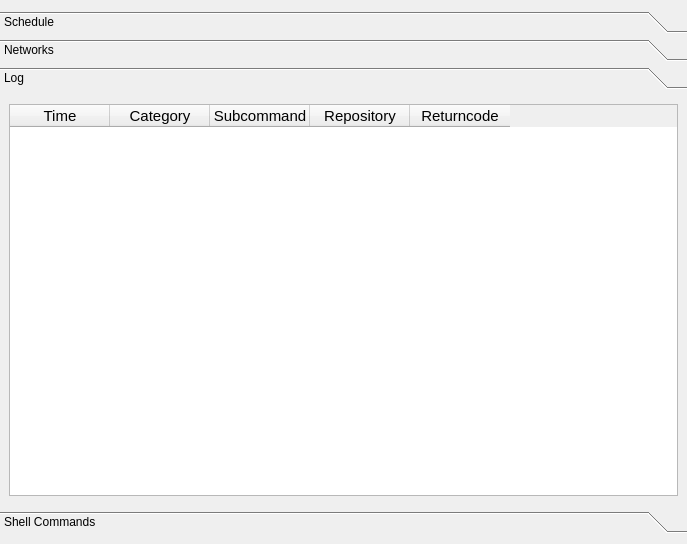
The window that src/vorta/assets/UI/scheduletab.ui (borgbase/vorta) describes before a commit, drawn with Qt 5.
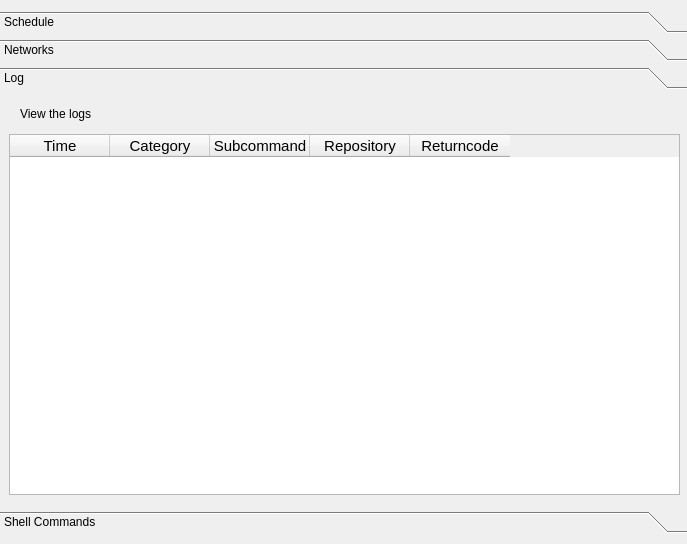
The same window after the commit. The open tabs and pages were chosen to show the change.

```diff
--- a/src/vorta/assets/UI/scheduletab.ui
+++ b/src/vorta/assets/UI/scheduletab.ui
@@ -575,15 +575,21 @@
         <x>0</x>
         <y>0</y>
         <width>687</width>
-        <height>384</height>
+        <height>402</height>
        </rect>
       </property>
       <attribute name="label">
        <string>Log</string>
       </attribute>
-      <layout class="QGridLayout" name="gridLayout_3">
-       <item row="0" column="0">
         <widget class="QTableWidget" name="logTableWidget">
+         <property name="geometry">
+        <rect>
+         <x>9</x>
+         <y>39</y>
+         <width>671</width>
+         <height>361</height>
+        </rect>
+       </property>
          <property name="font">
           <font>
            <pointsize>11</pointsize>
@@ -624,9 +630,35 @@
            <string>Returncode</string>
           </property>
          </column>
-        </widget>
-       </item>
-      </layout>
+     </widget>
+     <widget class="QWidget" name="page_3">
+      <property name="geometry">
+       <rect>
+        <x>20</x>
+        <y>0</y>
+        <width>621</width>
+        <height>28</height>
+       </rect>
+      </property>
+      <layout class="QHBoxLayout" name="horizontalLayout_5">
+        <property name="topMargin">
+         <number>10</number>
+        </property>
+        <item>
+         <widget class="QLabel" name="logLink">
+          <property name="text">
+           <string>&lt;html&gt;&lt;head/&gt;&lt;body&gt;&lt;p&gt;&lt;a href=&quot;file:///&quot;&gt;&lt;span style=&quot; text-decoration: underline; color:#0984e3;&quot;&gt;View the logs&lt;/span&gt;&lt;/a&gt;&lt;/p&gt;&lt;/body&gt;&lt;/html&gt;</string>
+          </property>
+          <property name="indent">
+           <number>0</number>
+          </property>
+          <property name="openExternalLinks">
+           <bool>true</bool>
+          </property>
+         </widget>
+        </item>
+       </layout>
+      </widget>
      </widget>
      <widget class="QWidget" name="page_3">
       <property name="geometry">
@@ -634,7 +666,7 @@
         <x>0</x>
         <y>0</y>
         <width>687</width>
-        <height>384</height>
+        <height>402</height>
        </rect>
       </property>
       <attribute name="label">
```
